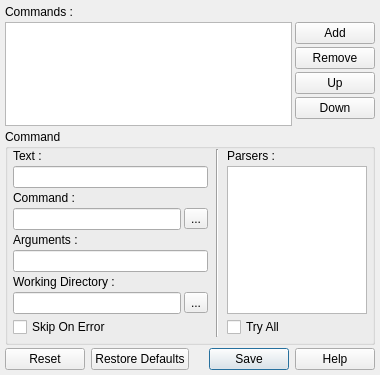
Before: the Qt Designer form v2/trunk/monkey/src/pluginsmanager/ui/UICLIToolSettings.ui in testmana2/mks, drawn with Qt 5.
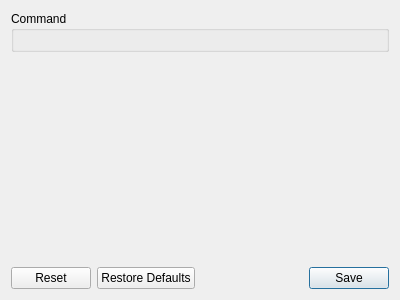
After: the same form once the commit is applied. Icons and pictures are not drawn. Custom widgets are drawn as their Qt base class.

Diff of the .ui file:
```diff
--- a/v2/trunk/monkey/src/pluginsmanager/ui/UICLIToolSettings.ui
+++ b/v2/trunk/monkey/src/pluginsmanager/ui/UICLIToolSettings.ui
@@ -1,272 +1,60 @@
 <ui version="4.0" >
  <class>UICLIToolSettings</class>
- <widget class="QWidget" name="UICLIToolSettings" >
-  <property name="geometry" >
+ <widget class="QWidget" name="UICLIToolSettings">
+  <property name="geometry">
    <rect>
     <x>0</x>
     <y>0</y>
-    <width>380</width>
-    <height>375</height>
+    <width>400</width>
+    <height>300</height>
    </rect>
   </property>
   <property name="windowTitle" >
    <string>Commands Editor</string>
   </property>
-  <layout class="QVBoxLayout" >
-   <property name="spacing" >
-    <number>3</number>
-   </property>
-   <property name="leftMargin" >
-    <number>5</number>
-   </property>
-   <property name="topMargin" >
-    <number>5</number>
-   </property>
-   <property name="rightMargin" >
-    <number>5</number>
-   </property>
-   <property name="bottomMargin" >
-    <number>5</number>
-   </property>
+  <layout class="QVBoxLayout" name="verticalLayout_2">
    <item>
-    <layout class="QGridLayout" >
-     <property name="horizontalSpacing" >
-      <number>3</number>
-     </property>
-     <property name="verticalSpacing" >
-      <number>3</number>
-     </property>
-     <item row="0" column="0" colspan="2" >
-      <widget class="QLabel" name="lCommands" >
-       <property name="sizePolicy" >
-        <sizepolicy vsizetype="Preferred" hsizetype="Expanding" >
-         <horstretch>0</horstretch>
-         <verstretch>0</verstretch>
-        </sizepolicy>
-       </property>
-       <property name="text" >
-        <string>Commands :</string>
-       </property>
-      </widget>
-     </item>
-     <item rowspan="5" row="1" column="0" >
-      <widget class="QListWidget" name="lwCommands" />
-     </item>
-     <item row="1" column="1" >
-      <widget class="QPushButton" name="pbCommandAdd" >
-       <property name="text" >
-        <string>Add</string>
-       </property>
-       <property name="icon" >
-        <iconset resource="../../resources/resources.qrc" >:/tools/icons/tools/add.png</iconset>
-       </property>
-       <property name="autoDefault" >
-        <bool>false</bool>
-       </property>
-      </widget>
-     </item>
-     <item row="2" column="1" >
-      <widget class="QPushButton" name="pbCommandRemove" >
-       <property name="text" >
-        <string>Remove</string>
-       </property>
-       <property name="icon" >
-        <iconset resource="../../resources/resources.qrc" >:/tools/icons/tools/remove.png</iconset>
-       </property>
-       <property name="autoDefault" >
-        <bool>false</bool>
-       </property>
-      </widget>
-     </item>
-     <item row="5" column="1" >
-      <spacer>
-       <property name="orientation" >
-        <enum>Qt::Vertical</enum>
-       </property>
-       <property name="sizeHint" >
-        <size>
-         <width>20</width>
-         <height>16</height>
-        </size>
-       </property>
-      </spacer>
-     </item>
-     <item row="4" column="1" >
-      <widget class="QPushButton" name="pbCommandDown" >
-       <property name="text" >
-        <string>Down</string>
-       </property>
-       <property name="icon" >
-        <iconset resource="../../resources/resources.qrc" >:/tools/icons/tools/down.png</iconset>
-       </property>
-      </widget>
-     </item>
-     <item row="3" column="1" >
-      <widget class="QPushButton" name="pbCommandUp" >
-       <property name="text" >
-        <string>Up</string>
-       </property>
-       <property name="icon" >
-        <iconset resource="../../resources/resources.qrc" >:/tools/icons/tools/up.png</iconset>
-       </property>
-      </widget>
-     </item>
-    </layout>
-   </item>
-   <item>
-    <widget class="QGroupBox" name="gbCommand" >
-     <property name="title" >
+    <widget class="QGroupBox" name="gbBuildCommand">
+     <property name="title">
       <string>Command</string>
      </property>
-     <layout class="QHBoxLayout" >
-      <property name="spacing" >
-       <number>8</number>
-      </property>
-      <property name="leftMargin" >
-       <number>5</number>
-      </property>
-      <property name="topMargin" >
-       <number>0</number>
-      </property>
-      <property name="rightMargin" >
-       <number>5</number>
-      </property>
-      <property name="bottomMargin" >
-       <number>5</number>
-      </property>
+     <layout class="QVBoxLayout" name="verticalLayout">
       <item>
-       <layout class="QGridLayout" >
-        <property name="horizontalSpacing" >
-         <number>3</number>
-        </property>
-        <property name="verticalSpacing" >
-         <number>3</number>
-        </property>
-        <item row="0" column="0" colspan="2" >
-         <widget class="QLabel" name="lCommandText" >
-          <property name="sizePolicy" >
-           <sizepolicy vsizetype="Preferred" hsizetype="Expanding" >
-            <horstretch>0</horstretch>
-            <verstretch>0</verstretch>
-           </sizepolicy>
-          </property>
-          <property name="text" >
-           <string>Text :</string>
-          </property>
-         </widget>
-        </item>
-        <item row="1" column="0" colspan="2" >
-         <widget class="QLineEdit" name="leCommandText" />
-        </item>
-        <item row="2" column="0" colspan="2" >
-         <widget class="QLabel" name="lCommandCommand" >
-          <property name="text" >
-           <string>Command :</string>
-          </property>
-         </widget>
-        </item>
-        <item row="3" column="0" >
-         <widget class="QLineEdit" name="leCommandCommand" />
-        </item>
-        <item row="3" column="1" >
-         <widget class="QToolButton" name="tbCommandCommand" >
-          <property name="text" >
-           <string>...</string>
-          </property>
-          <property name="icon" >
-           <iconset resource="../../resources/resources.qrc" >:/tools/icons/tools/file.png</iconset>
-          </property>
-         </widget>
-        </item>
-        <item row="4" column="0" colspan="2" >
-         <widget class="QLabel" name="lCommandArguments" >
-          <property name="text" >
-           <string>Arguments :</string>
-          </property>
-         </widget>
-        </item>
-        <item row="5" column="0" colspan="2" >
-         <widget class="QLineEdit" name="leCommandArguments" />
-        </item>
-        <item row="6" column="0" colspan="2" >
-         <widget class="QLabel" name="lCommandWorkingDirectory" >
-          <property name="text" >
-           <string>Working Directory :</string>
-          </property>
-         </widget>
-        </item>
-        <item row="7" column="0" >
-         <widget class="QLineEdit" name="leCommandWorkingDirectory" />
-        </item>
-        <item row="7" column="1" >
-         <widget class="QToolButton" name="tbCommandWorkingDirectory" >
-          <property name="text" >
-           <string>...</string>
-          </property>
-          <property name="icon" >
-           <iconset resource="../../resources/resources.qrc" >:/tools/icons/tools/icon.png</iconset>
-          </property>
-         </widget>
-        </item>
-        <item row="8" column="0" colspan="2" >
-         <widget class="QCheckBox" name="cbCommandSkipOnError" >
-          <property name="text" >
-           <string>Skip On Error</string>
-          </property>
-         </widget>
-        </item>
-       </layout>
-      </item>
-      <item>
-       <widget class="Line" name="lCommand" >
-        <property name="orientation" >
-         <enum>Qt::Vertical</enum>
-        </property>
-       </widget>
-      </item>
-      <item>
-       <layout class="QVBoxLayout" >
-        <property name="spacing" >
-         <number>3</number>
-        </property>
-        <item>
-         <widget class="QLabel" name="lCommandParsers" >
-          <property name="text" >
-           <string>Parsers :</string>
-          </property>
-         </widget>
-        </item>
-        <item>
-         <widget class="QListWidget" name="lwCommandParsers" >
-          <property name="maximumSize" >
-           <size>
-            <width>140</width>
-            <height>16777215</height>
-           </size>
-          </property>
-         </widget>
-        </item>
-        <item>
-         <widget class="QCheckBox" name="cbCommandTryAll" >
-          <property name="text" >
-           <string>Try All</string>
-          </property>
-         </widget>
-        </item>
-       </layout>
+       <widget class="CommandEditor" name="ceCommand"/>
       </item>
      </layout>
     </widget>
    </item>
    <item>
-    <widget class="QDialogButtonBox" name="dbbButtons" >
-     <property name="standardButtons" >
-      <set>QDialogButtonBox::Help|QDialogButtonBox::NoButton|QDialogButtonBox::Reset|QDialogButtonBox::RestoreDefaults|QDialogButtonBox::Save</set>
+    <spacer name="verticalSpacer">
+     <property name="orientation">
+      <enum>Qt::Vertical</enum>
+     </property>
+     <property name="sizeHint" stdset="0">
+      <size>
+       <width>8</width>
+       <height>0</height>
+      </size>
+     </property>
+    </spacer>
+   </item>
+   <item>
+    <widget class="QDialogButtonBox" name="dbbButtons">
+     <property name="standardButtons">
+      <set>QDialogButtonBox::Reset|QDialogButtonBox::RestoreDefaults|QDialogButtonBox::Save</set>
      </property>
     </widget>
    </item>
   </layout>
  </widget>
+ <customwidgets>
+  <customwidget>
+   <class>CommandEditor</class>
+   <extends>QFrame</extends>
+   <header>consolemanager/CommandEditor.h</header>
+   <container>1</container>
+  </customwidget>
+ </customwidgets>
  <resources>
   <include location="../../resources/resources.qrc" />
  </resources>
```
Left out of the diff: 9 changed lines with no effect on the pictures.
